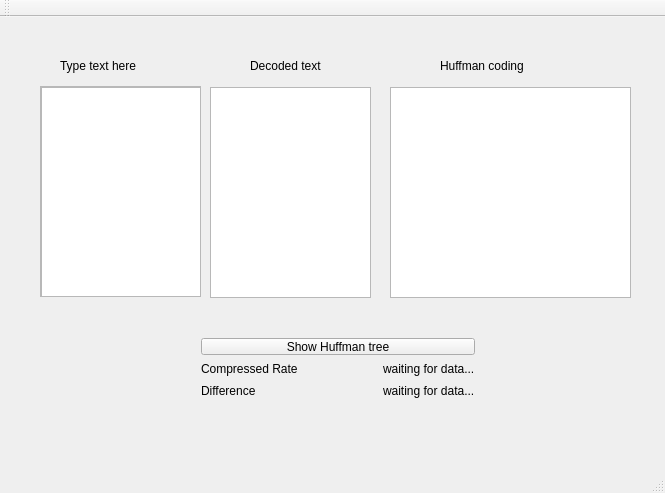
Old version of the form mainwindow.ui in the repository zhijuyingfeng/HuffmanTreewithGUI.
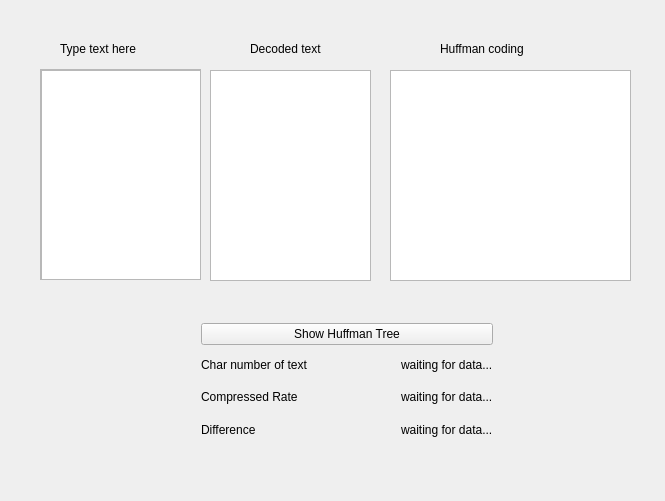
New version of the form.

```diff
--- a/mainwindow.ui
+++ b/mainwindow.ui
@@ -7,7 +7,7 @@
     <x>0</x>
     <y>0</y>
     <width>665</width>
-    <height>493</height>
+    <height>501</height>
    </rect>
   </property>
   <property name="windowTitle">
@@ -57,87 +57,6 @@
      </rect>
     </property>
    </widget>
-   <widget class="QWidget" name="layoutWidget">
-    <property name="geometry">
-     <rect>
-      <x>190</x>
-      <y>310</y>
-      <width>296</width>
-      <height>83</height>
-     </rect>
-    </property>
-    <layout class="QVBoxLayout" name="verticalLayout">
-     <item>
-      <widget class="QPushButton" name="show_huffman_tree">
-       <property name="text">
-        <string>Show Huffman tree</string>
-       </property>
-      </widget>
-     </item>
-     <item>
-      <layout class="QHBoxLayout" name="horizontalLayout_2">
-       <item>
-        <widget class="QLabel" name="label">
-         <property name="text">
-          <string>Compressed Rate</string>
-         </property>
-        </widget>
-       </item>
-       <item>
-        <spacer name="horizontalSpacer">
-         <property name="orientation">
-          <enum>Qt::Horizontal</enum>
-         </property>
-         <property name="sizeHint" stdset="0">
-          <size>
-           <width>40</width>
-           <height>20</height>
-          </size>
-         </property>
-        </spacer>
-       </item>
-       <item>
-        <widget class="QLabel" name="compressed_rate">
-         <property name="text">
-          <string>waiting for data...</string>
-         </property>
-        </widget>
-       </item>
-      </layout>
-     </item>
-     <item>
-      <layout class="QHBoxLayout" name="horizontalLayout">
-       <item>
-        <widget class="QLabel" name="label_2">
-         <property name="text">
-          <string>Difference</string>
-         </property>
-        </widget>
-       </item>
-       <item>
-        <spacer name="horizontalSpacer_2">
-         <property name="orientation">
-          <enum>Qt::Horizontal</enum>
-         </property>
-         <property name="sizeHint" stdset="0">
-          <size>
-           <width>40</width>
-           <height>20</height>
-          </size>
-         </property>
-        </spacer>
-       </item>
-       <item>
-        <widget class="QLabel" name="difference">
-         <property name="text">
-          <string>waiting for data...</string>
-         </property>
-        </widget>
-       </item>
-      </layout>
-     </item>
-    </layout>
-   </widget>
    <widget class="QTextBrowser" name="huffman_coding">
     <property name="geometry">
      <rect>
@@ -187,28 +106,118 @@
      <string>Huffman coding</string>
     </property>
    </widget>
-  </widget>
-  <widget class="QStatusBar" name="statusBar"/>
-  <widget class="QMenuBar" name="menuBar">
-   <property name="geometry">
-    <rect>
-     <x>0</x>
-     <y>0</y>
-     <width>665</width>
-     <height>22</height>
-    </rect>
-   </property>
-  </widget>
-  <widget class="QToolBar" name="toolBar">
-   <property name="windowTitle">
-    <string>toolBar</string>
-   </property>
-   <attribute name="toolBarArea">
-    <enum>TopToolBarArea</enum>
-   </attribute>
-   <attribute name="toolBarBreak">
-    <bool>false</bool>
-   </attribute>
+   <widget class="QWidget" name="">
+    <property name="geometry">
+     <rect>
+      <x>190</x>
+      <y>312</y>
+      <width>314</width>
+      <height>142</height>
+     </rect>
+    </property>
+    <layout class="QVBoxLayout" name="verticalLayout">
+     <item>
+      <widget class="QPushButton" name="show_huffman_tree">
+       <property name="text">
+        <string>Show Huffman Tree</string>
+       </property>
+      </widget>
+     </item>
+     <item>
+      <layout class="QHBoxLayout" name="horizontalLayout_3">
+       <item>
+        <widget class="QLabel" name="label_6">
+         <property name="text">
+          <string>Char number of text</string>
+         </property>
+        </widget>
+       </item>
+       <item>
+        <spacer name="horizontalSpacer_3">
+         <property name="orientation">
+          <enum>Qt::Horizontal</enum>
+         </property>
+         <property name="sizeHint" stdset="0">
+          <size>
+           <width>40</width>
+           <height>20</height>
+          </size>
+         </property>
+        </spacer>
+       </item>
+       <item>
+        <widget class="QLabel" name="total_char_num">
+         <property name="text">
+          <string>waiting for data...</string>
+         </property>
+        </widget>
+       </item>
+      </layout>
+     </item>
+     <item>
+      <layout class="QHBoxLayout" name="horizontalLayout">
+       <item>
+        <widget class="QLabel" name="label">
+         <property name="text">
+          <string>Compressed Rate</string>
+         </property>
+        </widget>
+       </item>
+       <item>
+        <spacer name="horizontalSpacer">
+         <property name="orientation">
+          <enum>Qt::Horizontal</enum>
+         </property>
+         <property name="sizeHint" stdset="0">
+          <size>
+           <width>40</width>
+           <height>20</height>
+          </size>
+         </property>
+        </spacer>
+       </item>
+       <item>
+        <widget class="QLabel" name="compressed_rate">
+         <property name="text">
+          <string>waiting for data...</string>
+         </property>
+        </widget>
+       </item>
+      </layout>
+     </item>
+     <item>
+      <layout class="QHBoxLayout" name="horizontalLayout_2">
+       <item>
+        <widget class="QLabel" name="label_2">
+         <property name="text">
+          <string>Difference</string>
+         </property>
+        </widget>
+       </item>
+       <item>
+        <spacer name="horizontalSpacer_2">
+         <property name="orientation">
+          <enum>Qt::Horizontal</enum>
+         </property>
+         <property name="sizeHint" stdset="0">
+          <size>
+           <width>40</width>
+           <height>20</height>
+          </size>
+         </property>
+        </spacer>
+       </item>
+       <item>
+        <widget class="QLabel" name="difference">
+         <property name="text">
+          <string>waiting for data...</string>
+         </property>
+        </widget>
+       </item>
+      </layout>
+     </item>
+    </layout>
+   </widget>
   </widget>
  </widget>
  <layoutdefault spacing="6" margin="11"/>
```
